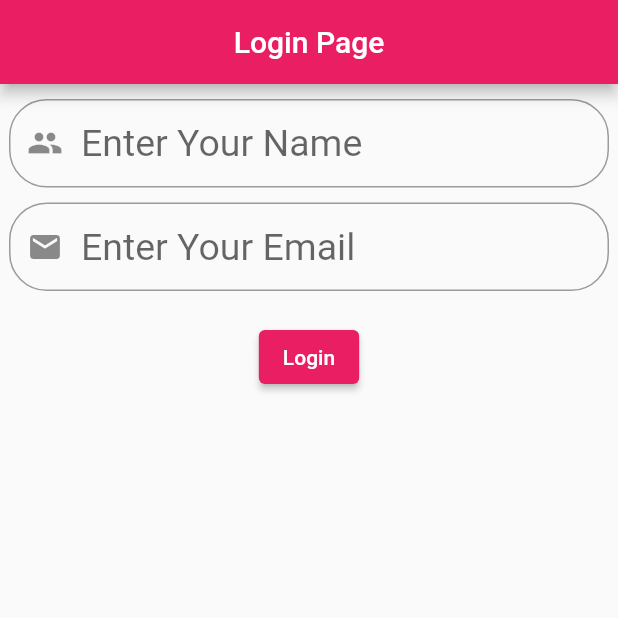
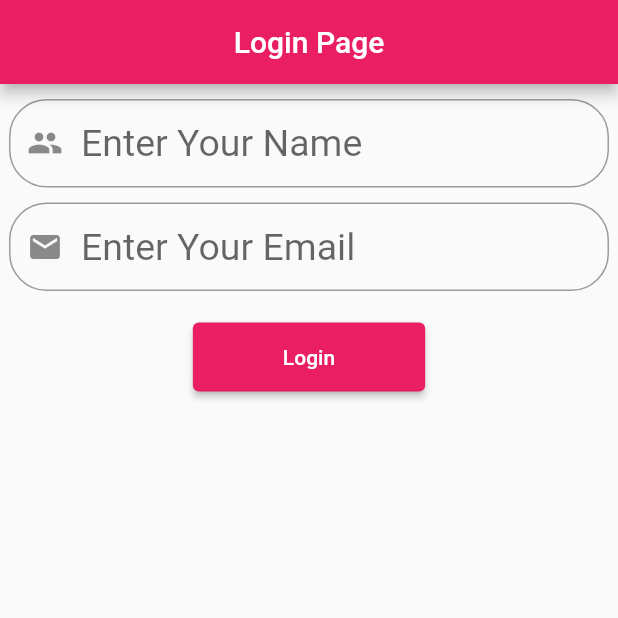
Before and after one commit to Israakhan/LoginProject, a Flutter app: the screen it shows after launch, on a phone screen of 412 x 824 dp, the top half of it. Run offline on Flutter 3.47's test engine with Material 2 defaults, Android fonts, the phone set to English and light mode, and no system bars.

Commit message:
button size added

```diff
--- a/lib/main.dart
+++ b/lib/main.dart
@@ -76,6 +76,7 @@ class MyApp extends StatelessWidget {
                 style: ElevatedButton.styleFrom(
                   primary: Colors.pink, // background
                   onPrimary: Colors.white, // foreground
+                  padding: EdgeInsets.symmetric(horizontal: 60, vertical: 15),
                 ),
                 onPressed: () {},
                 child: Text("Login"),
```
